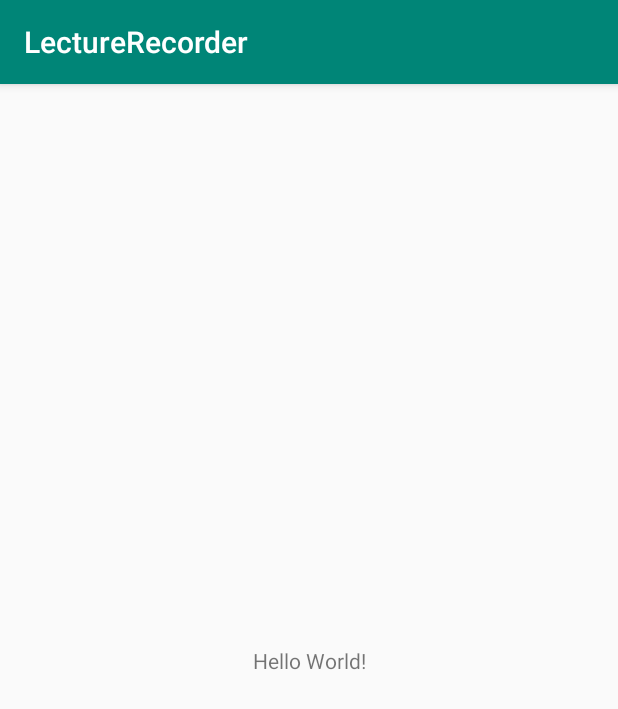
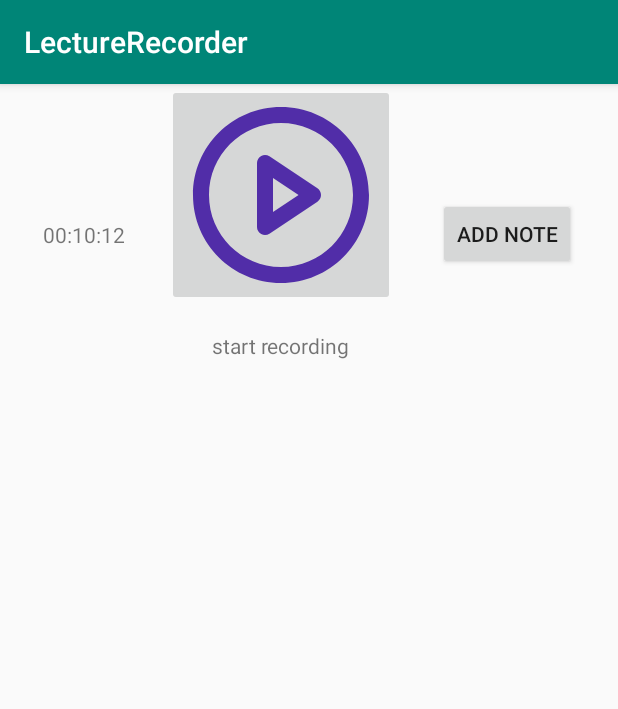
Before and after one commit to niyaz1998/lecture_recorder, an Android app: the screen it shows after launch (MainActivity before the commit, RecorderActivity after it), on a phone screen of 412 x 824 dp. Shown: the top 709 px of the screen. Run offline under Robolectric (Android 15) with nearby library versions, the phone set to English and light mode, and no system bars.

Commit message:
audio recording implemented

```diff
--- a/app/build.gradle
+++ b/app/build.gradle
@@ -14,6 +14,7 @@ android {
         versionCode 1
         versionName "1.0"
         testInstrumentationRunner "androidx.test.runner.AndroidJUnitRunner"
+        vectorDrawables.useSupportLibrary = true
     }
     buildTypes {
         release {
@@ -25,11 +26,12 @@ android {
 
 dependencies {
     implementation fileTree(dir: 'libs', include: ['*.jar'])
-    implementation"org.jetbrains.kotlin:kotlin-stdlib-jdk7:$kotlin_version"
+    implementation "org.jetbrains.kotlin:kotlin-stdlib-jdk7:$kotlin_version"
     implementation 'androidx.appcompat:appcompat:1.1.0'
     implementation 'androidx.core:core-ktx:1.0.2'
     implementation 'androidx.constraintlayout:constraintlayout:1.1.3'
     testImplementation 'junit:junit:4.12'
     androidTestImplementation 'androidx.test.ext:junit:1.1.0'
     androidTestImplementation 'androidx.test.espresso:espresso-core:3.2.0'
+    implementation 'androidx.recyclerview:recyclerview:1.1.0'
 }
--- a/app/src/main/java/com/example/lecturerecorder/MainActivity.kt
+++ b/app/src/main/java/com/example/lecturerecorder/MainActivity.kt
@@ -1,7 +1,7 @@
 package com.example.lecturerecorder
 
+import android.os.Bundle
 import androidx.appcompat.app.AppCompatActivity
-import android.os.Bundle
 
 class MainActivity : AppCompatActivity() {
 
@@ -9,4 +9,5 @@ class MainActivity : AppCompatActivity() {
         super.onCreate(savedInstanceState)
         setContentView(R.layout.activity_main)
     }
+
 }
--- /dev/null
+++ b/app/src/main/java/com/example/lecturerecorder/recorder_activity/RecorderActivity.kt
@@ -0,0 +1,63 @@
+package com.example.lecturerecorder.recorder_activity
+
+import android.Manifest
+import android.content.pm.PackageManager
+import android.os.Bundle
+import android.util.Log
+import androidx.appcompat.app.AppCompatActivity
+import androidx.core.app.ActivityCompat
+import com.example.lecturerecorder.R
+import kotlinx.android.synthetic.main.activity_recorder.*
+
+private const val LOG_TAG = "RecorderActivity"
+private const val REQUEST_RECORD_AUDIO_PERMISSION = 200
+
+class RecorderActivity : AppCompatActivity() {
+
+    private var viewModel: RecorderViewModel? = null
+
+
+    override fun onCreate(savedInstanceState: Bundle?) {
+        super.onCreate(savedInstanceState)
+        setContentView(R.layout.activity_recorder)
+
+        viewModel = RecorderViewModel("${externalCacheDir?.absolutePath}/audiorecordtest.3gp")
+
+        Log.e("recorder path", "${externalCacheDir?.absolutePath}/audiorecordtest.3gp\"")
+        bMain.setOnClickListener {
+            viewModel?.onMainButtonPressed()
+        }
+
+        bAddNote.setOnClickListener {
+        }
+        ActivityCompat.requestPermissions(
+            this,
+            permissions,
+            REQUEST_RECORD_AUDIO_PERMISSION
+        )
+    }
+
+    // Requesting permission to RECORD_AUDIO
+    private var permissionToRecordAccepted = false
+    private var permissions: Array<String> = arrayOf(Manifest.permission.RECORD_AUDIO)
+
+    override fun onRequestPermissionsResult(
+        requestCode: Int,
+        permissions: Array<String>,
+        grantResults: IntArray
+    ) {
+        super.onRequestPermissionsResult(requestCode, permissions, grantResults)
+        permissionToRecordAccepted = if (requestCode == REQUEST_RECORD_AUDIO_PERMISSION) {
+            grantResults[0] == PackageManager.PERMISSION_GRANTED
+        } else {
+            false
+        }
+        if (!permissionToRecordAccepted) finish()
+    }
+
+    override fun onStop() {
+        super.onStop()
+
+        viewModel?.onStop()
+    }
+}
--- /dev/null
+++ b/app/src/main/res/drawable/ic_play_circle.xml
@@ -0,0 +1,14 @@
+<vector xmlns:android="http://schemas.android.com/apk/res/android"
+    android:width="128dp"
+    android:height="128dp"
+    android:viewportWidth="128"
+    android:viewportHeight="128">
+  <path
+      android:pathData="M64,16C37.49,16 16,37.49 16,64C16,90.51 37.49,112 64,112C90.51,112 112,90.51 112,64C112,37.49 90.51,16 64,16ZM5.333,64C5.333,31.599 31.599,5.333 64,5.333C96.401,5.333 122.667,31.599 122.667,64C122.667,96.401 96.401,122.667 64,122.667C31.599,122.667 5.333,96.401 5.333,64Z"
+      android:fillColor="#512DA8"
+      android:fillType="evenOdd"/>
+  <path
+      android:pathData="M50.817,37.964C52.551,37.036 54.655,37.138 56.292,38.229L88.292,59.562C89.775,60.551 90.667,62.217 90.667,64C90.667,65.783 89.775,67.448 88.292,68.438L56.292,89.771C54.655,90.862 52.551,90.964 50.817,90.036C49.083,89.107 48,87.3 48,85.333V42.667C48,40.7 49.083,38.893 50.817,37.964ZM58.667,52.632V75.368L75.718,64L58.667,52.632Z"
+      android:fillColor="#512DA8"
+      android:fillType="evenOdd"/>
+</vector>
--- /dev/null
+++ b/app/src/main/res/layout/activity_recorder.xml
@@ -0,0 +1,65 @@
+<?xml version="1.0" encoding="utf-8"?>
+<androidx.constraintlayout.widget.ConstraintLayout xmlns:android="http://schemas.android.com/apk/res/android"
+    xmlns:app="http://schemas.android.com/apk/res-auto"
+    xmlns:tools="http://schemas.android.com/tools"
+    android:layout_width="match_parent"
+    android:layout_height="match_parent"
+    tools:context=".recorder_activity.RecorderActivity">
+
+    <androidx.constraintlayout.widget.ConstraintLayout
+        android:id="@+id/constraintLayout"
+        android:layout_width="0dp"
+        android:layout_height="200dp"
+        app:layout_constraintEnd_toEndOf="parent"
+        app:layout_constraintStart_toStartOf="parent"
+        app:layout_constraintTop_toTopOf="parent">
+
+        <ImageButton
+            android:id="@+id/bMain"
+            android:layout_width="wrap_content"
+            android:layout_height="wrap_content"
+            app:layout_constraintEnd_toStartOf="@id/bAddNote"
+            app:layout_constraintStart_toEndOf="@id/textTimer"
+            app:layout_constraintTop_toTopOf="parent"
+            app:srcCompat="@drawable/ic_play_circle"
+            tools:layout_editor_absoluteX="150dp" />
+
+        <TextView
+            android:id="@+id/textTimer"
+            android:layout_width="wrap_content"
+            android:layout_height="wrap_content"
+            android:text="00:10:12"
+            app:layout_constraintBottom_toBottomOf="parent"
+            app:layout_constraintEnd_toStartOf="@+id/bMain"
+            app:layout_constraintStart_toStartOf="parent"
+            app:layout_constraintTop_toTopOf="parent" />
+
+        <TextView
+            android:id="@+id/textStartRecording"
+            android:layout_width="wrap_content"
+            android:layout_height="wrap_content"
+            android:text="@string/start_recording"
+            app:layout_constraintBottom_toBottomOf="parent"
+            app:layout_constraintEnd_toEndOf="@+id/bMain"
+            app:layout_constraintStart_toStartOf="@+id/bMain"
+            app:layout_constraintTop_toBottomOf="@+id/bMain" />
+
+        <Button
+            android:id="@+id/bAddNote"
+            android:layout_width="wrap_content"
+            android:layout_height="wrap_content"
+            android:text="@string/add_note"
+            app:layout_constraintBottom_toBottomOf="parent"
+            app:layout_constraintEnd_toEndOf="parent"
+            app:layout_constraintStart_toEndOf="@+id/bMain"
+            app:layout_constraintTop_toTopOf="parent" />
+    </androidx.constraintlayout.widget.ConstraintLayout>
+
+    <androidx.recyclerview.widget.RecyclerView
+        android:layout_width="0dp"
+        android:layout_height="0dp"
+        app:layout_constraintBottom_toBottomOf="parent"
+        app:layout_constraintEnd_toEndOf="parent"
+        app:layout_constraintStart_toStartOf="parent"
+        app:layout_constraintTop_toBottomOf="@+id/constraintLayout" />
+</androidx.constraintlayout.widget.ConstraintLayout>
--- a/app/src/main/res/values/strings.xml
+++ b/app/src/main/res/values/strings.xml
@@ -1,3 +1,5 @@
 <resources>
     <string name="app_name">LectureRecorder</string>
+    <string name="start_recording">start recording</string>
+    <string name="add_note">Add Note</string>
 </resources>
```
Also changed, not shown: app/src/main/AndroidManifest.xml (+12 -1 lines), app/src/main/java/com/example/lecturerecorder/recorder_activity/RecorderViewModel.kt (added, +58 -0 lines).
